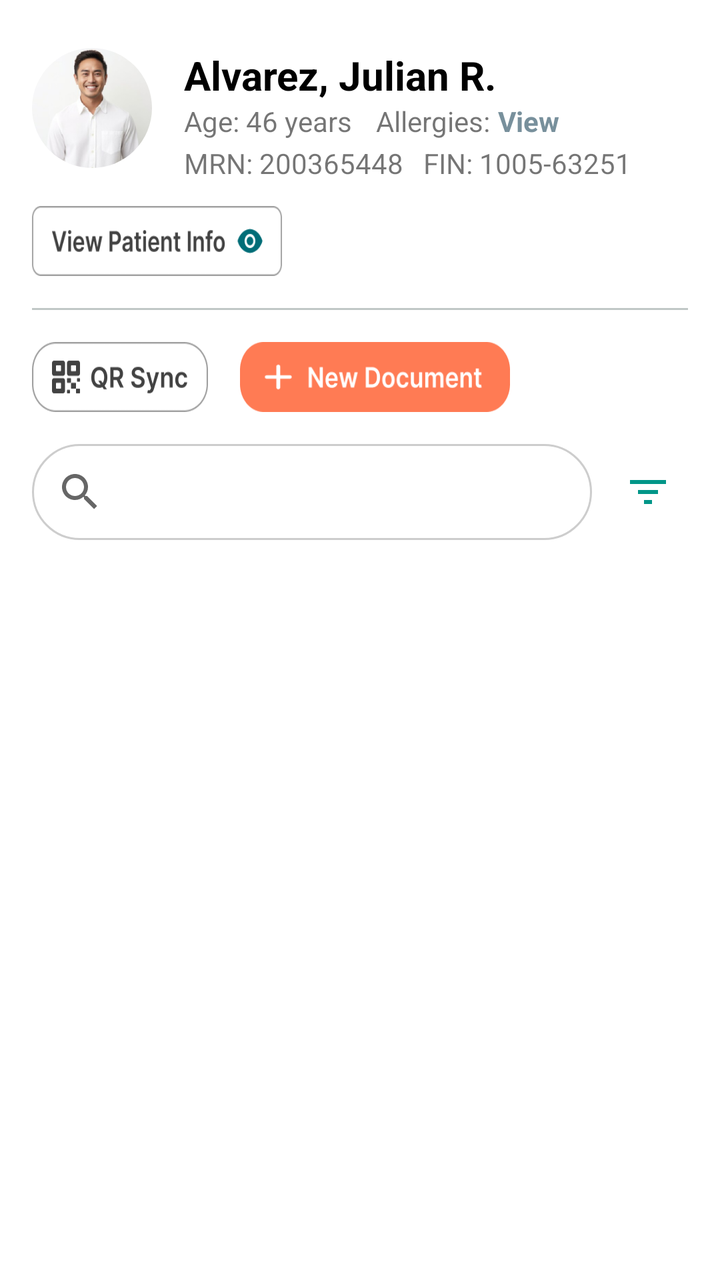
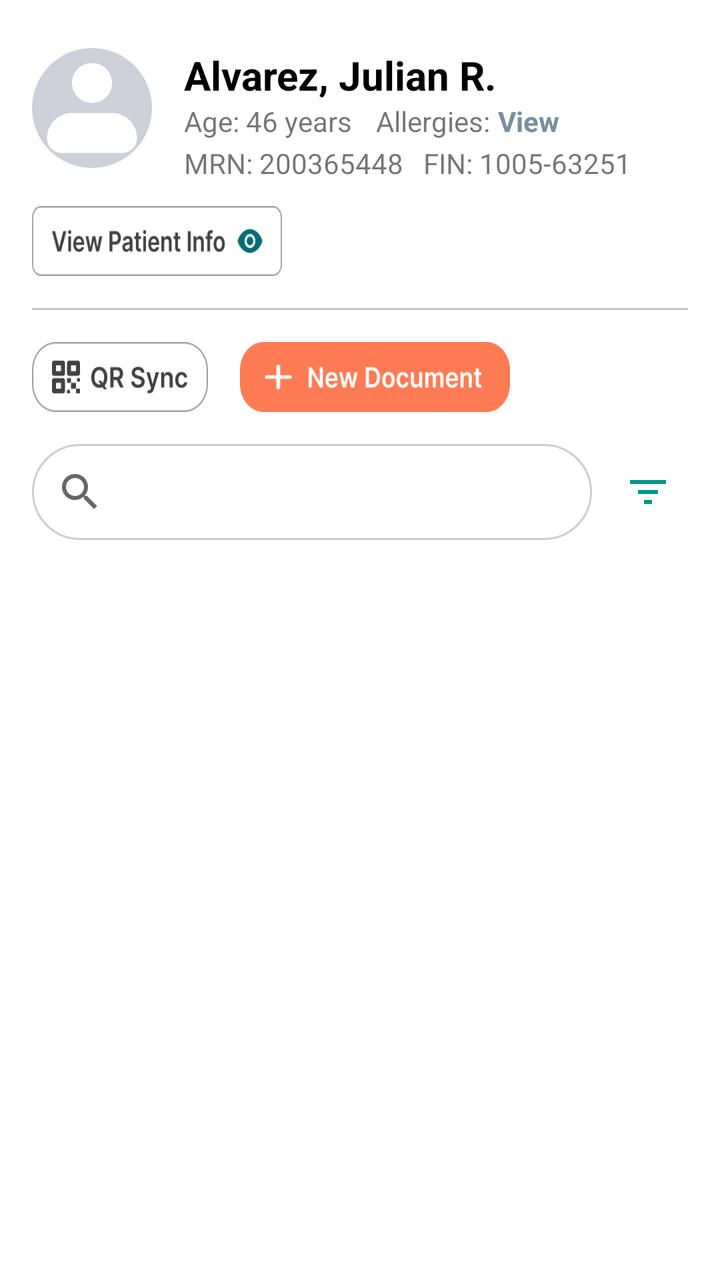

Two renders of the same Android screen: before a commit and after it. Below are the layout's source before the change and the commit's diff.
<!-- AndroidManifest.xml: application theme Theme.Zenith -->
<!-- res/layout/fragment_documents.xml -->
<?xml version="1.0" encoding="utf-8"?>
<androidx.core.widget.NestedScrollView xmlns:android="http://schemas.android.com/apk/res/android"
    xmlns:app="http://schemas.android.com/apk/res-auto"
    xmlns:tools="http://schemas.android.com/tools"
    android:layout_width="match_parent"
    android:layout_height="match_parent"
    android:fillViewport="true"
    tools:context=".Documents">

    <androidx.constraintlayout.widget.ConstraintLayout
        android:layout_width="match_parent"
        android:layout_height="wrap_content"
        android:padding="16dp"
        android:paddingBottom="120dp"> <androidx.cardview.widget.CardView
        android:id="@+id/cv_profile"
        android:layout_width="60dp"
        android:layout_height="60dp"
        android:layout_marginTop="8dp"
        app:cardCornerRadius="30dp"
        app:cardElevation="0dp"
        app:layout_constraintStart_toStartOf="parent"
        app:layout_constraintTop_toTopOf="parent">

        <ImageView
            android:id="@+id/patient_profile_image"
            android:layout_width="match_parent"
            android:layout_height="match_parent"
            android:contentDescription="Patient Profile"
            android:scaleType="centerCrop"
            android:src="@drawable/alvarez_profile"
            tools:ignore="HardcodedText" />
    </androidx.cardview.widget.CardView>

        <TextView
            android:id="@+id/patient_name_text"
            android:layout_width="0dp"
            android:layout_height="wrap_content"
            android:layout_marginStart="16dp"
            android:text="Alvarez, Julian R."
            android:textColor="@android:color/black"
            android:textSize="20sp"
            android:textStyle="bold"
            app:layout_constraintEnd_toEndOf="parent"
            app:layout_constraintStart_toEndOf="@+id/cv_profile"
            app:layout_constraintTop_toTopOf="@+id/cv_profile"
            tools:ignore="HardcodedText" />

        <TextView
            android:id="@+id/patient_age_mrn_text"
            android:layout_width="wrap_content"
            android:layout_height="wrap_content"
            android:text="Age: 46 years"
            android:textSize="14sp"
            app:layout_constraintStart_toStartOf="@+id/patient_name_text"
            app:layout_constraintTop_toBottomOf="@+id/patient_name_text"
            tools:ignore="HardcodedText" />

        <TextView
            android:id="@+id/lbl_allergies"
            android:layout_width="wrap_content"
            android:layout_height="wrap_content"
            android:layout_marginStart="12dp"
            android:text="Allergies:"
            android:textSize="14sp"
            app:layout_constraintBottom_toBottomOf="@+id/patient_age_mrn_text"
            app:layout_constraintStart_toEndOf="@+id/patient_age_mrn_text"
            app:layout_constraintTop_toTopOf="@+id/patient_age_mrn_text"
            tools:ignore="HardcodedText" />

        <TextView
            android:id="@+id/patient_allergies_text"
            android:layout_width="wrap_content"
            android:layout_height="wrap_content"
            android:layout_marginStart="4dp"
            android:clickable="true"
            android:focusable="true"
            android:text="View"
            android:textColor="#78909C"
            android:textSize="14sp"
            android:textStyle="bold"
            app:layout_constraintBottom_toBottomOf="@+id/lbl_allergies"
            app:layout_constraintStart_toEndOf="@+id/lbl_allergies"
            app:layout_constraintTop_toTopOf="@+id/lbl_allergies"
            tools:ignore="HardcodedText,TouchTargetSizeCheck" />

        <TextView
            android:id="@+id/patient_mrn_fin_text"
            android:layout_width="0dp"
            android:layout_height="wrap_content"
            android:layout_marginTop="2dp"
            android:text="MRN: 200365448   FIN: 1005-63251"
            android:textSize="14sp"
            app:layout_constraintEnd_toEndOf="parent"
            app:layout_constraintStart_toStartOf="@+id/patient_name_text"
            app:layout_constraintTop_toBottomOf="@+id/patient_age_mrn_text"
            tools:ignore="HardcodedText" />

        <ImageButton
            android:id="@+id/imageButton4"
            android:layout_width="125dp"
            android:layout_height="35dp"
            android:layout_marginTop="12dp"
            android:adjustViewBounds="true"
            android:background="@drawable/edit_patient_info"
            android:clickable="true"
            android:contentDescription="Edit Patient Info"
            android:focusable="true"
            android:scaleType="fitStart"
            app:layout_constraintStart_toStartOf="parent"
            app:layout_constraintTop_toBottomOf="@+id/patient_mrn_fin_text"
            tools:ignore="HardcodedText,TouchTargetSizeCheck" />

        <View
            android:id="@+id/separator"
            android:layout_width="0dp"
            android:layout_height="1dp"
            android:layout_marginTop="16dp"
            android:background="@color/accent"
            app:layout_constraintEnd_toEndOf="parent"
            app:layout_constraintStart_toStartOf="parent"
            app:layout_constraintTop_toBottomOf="@+id/imageButton4" />

        <ImageButton
            android:id="@+id/imageButton8"
            android:layout_width="88dp"
            android:layout_height="35dp"
            android:layout_marginTop="16dp"
            android:adjustViewBounds="true"
            android:background="@drawable/qr_sync"
            android:contentDescription="@string/none"
            android:scaleType="fitCenter"
            app:layout_constraintStart_toStartOf="parent"
            app:layout_constraintTop_toBottomOf="@+id/separator"
            tools:ignore="TouchTargetSizeCheck" />

        <ImageButton
            android:id="@+id/imageButton6"
            android:layout_width="135dp"
            android:layout_height="35dp"
            android:layout_marginStart="16dp"
            android:adjustViewBounds="true"
            android:background="@drawable/add_document"
            android:contentDescription="@string/none"
            android:scaleType="fitStart"
            app:layout_constraintBottom_toBottomOf="@+id/imageButton8"
            app:layout_constraintStart_toEndOf="@+id/imageButton8"
            app:layout_constraintTop_toTopOf="@+id/imageButton8"
            tools:ignore="TouchTargetSizeCheck,ImageContrastCheck" />

        <SearchView
            android:id="@+id/document_search_view"
            android:layout_width="0dp"
            android:layout_height="wrap_content"
            android:layout_marginTop="16dp"
            android:layout_marginEnd="8dp"
            android:background="@drawable/search_bar_background"
            android:queryHint="Search Documents"
            app:iconifiedByDefault="false"
            app:layout_constraintEnd_toStartOf="@+id/filter_button"
            app:layout_constraintStart_toStartOf="parent"
            app:layout_constraintTop_toBottomOf="@+id/imageButton8" />

        <ImageButton
            android:id="@+id/filter_button"
            android:layout_width="40dp"
            android:layout_height="40dp"
            android:background="?attr/selectableItemBackgroundBorderless"
            android:contentDescription="Filter"
            android:src="@drawable/ic_filter"
            app:layout_constraintBottom_toBottomOf="@+id/document_search_view"
            app:layout_constraintEnd_toEndOf="parent"
            app:layout_constraintTop_toTopOf="@+id/document_search_view"
            tools:ignore="TouchTargetSizeCheck" />

        <androidx.recyclerview.widget.RecyclerView
            android:id="@+id/document_recycler_view"
            android:layout_width="match_parent"
            android:layout_height="wrap_content"
            android:layout_marginTop="16dp"
            android:nestedScrollingEnabled="false"
            app:layout_constraintEnd_toEndOf="parent"
            app:layout_constraintStart_toStartOf="parent"
            app:layout_constraintTop_toBottomOf="@+id/document_search_view" />

        <LinearLayout
            android:id="@+id/layout_no_documents"
            android:layout_width="wrap_content"
            android:layout_height="wrap_content"
            android:layout_marginTop="32dp"
            android:gravity="center"
            android:orientation="vertical"
            android:visibility="gone"
            app:layout_constraintEnd_toEndOf="parent"
            app:layout_constraintStart_toStartOf="parent"
            app:layout_constraintTop_toBottomOf="@+id/document_search_view">

            <ImageView
                android:layout_width="64dp"
                android:layout_height="64dp"
                android:contentDescription="No Documents"
                android:src="@android:drawable/ic_menu_report_image"
                app:tint="@color/accent" />

            <TextView
                android:layout_width="wrap_content"
                android:layout_height="wrap_content"
                android:layout_marginTop="8dp"
                android:fontFamily="@font/raleway_bold"
                android:text="No Documents to Show"
                android:textColor="#90A4AE"
                android:textSize="16sp"
                android:textStyle="bold" />

            <TextView
                android:layout_width="wrap_content"
                android:layout_height="wrap_content"
                android:fontFamily="@font/inter"
                android:text="Tap 'New Document' to add one"
                android:textColor="#B0BEC5"
                android:textSize="12sp" />
        </LinearLayout>

    </androidx.constraintlayout.widget.ConstraintLayout>

</androidx.core.widget.NestedScrollView>
<!-- resources referenced by this layout -->
<resources>
  <color name="accent">#FFC0C7C6</color>
  <!-- drawable add_document: png bitmap (drawable, 4639 bytes) -->
  <!-- drawable alvarez_profile: png bitmap (drawable, 35777 bytes) -->
  <!-- drawable edit_patient_info: png bitmap (drawable, 5828 bytes) -->
  <!-- drawable ic_filter (drawable) -->
  <?xml version="1.0" encoding="utf-8"?>
  <vector xmlns:android="http://schemas.android.com/apk/res/android"
      android:width="24dp"
      android:height="24dp"
      android:viewportWidth="24"
      android:viewportHeight="24">
  
      <path
          android:fillColor="#009688"
          android:pathData="M3,6H21V8H3V6Z" />
  
      <path
          android:fillColor="#009688"
          android:pathData="M7,11H17V13H7V11Z" />
  
      <path
          android:fillColor="#009688"
          android:pathData="M10,16H14V18H10V16Z" />
  </vector>
  <!-- drawable qr_sync: png bitmap (drawable, 4877 bytes) -->
  <!-- drawable search_bar_background (drawable) -->
  <?xml version="1.0" encoding="utf-8"?>
  <shape xmlns:android="http://schemas.android.com/apk/res/android"
      android:shape="rectangle">
      <solid android:color="#FFFFFF" />
      <corners android:radius="100dp" />
      <stroke android:width="1dp" android:color="#CDCDCD" />
  </shape>
  <string name="none">none</string>
  <style name="Theme.Zenith" parent="Theme.MaterialComponents.Light.NoActionBar">
          
          <item name="colorPrimary">@color/moonstone</item>
          <item name="colorPrimaryVariant">@color/caribbean</item>
          <item name="colorOnPrimary">@color/coral</item>
          
          <item name="colorSecondary">@color/coral</item>
          <item name="colorSecondaryVariant">@color/tangerine</item>
          <item name="colorOnSecondary">@color/moonstone</item>
          
          <item name="android:statusBarColor">?attr/colorPrimaryVariant</item>
          
      </style>
  <color name="moonstone">#FF00B2CA</color>
  <color name="caribbean">#FF006D77</color>
  <color name="coral">#FFFF7B54</color>
  <color name="tangerine">#FFFF9576</color>
</resources>

<!-- the commit's change to res/layout/fragment_documents.xml (unified diff, before → after) -->
@@ -27,7 +27,7 @@
             android:layout_height="match_parent"
             android:contentDescription="Patient Profile"
             android:scaleType="centerCrop"
-            android:src="@drawable/alvarez_profile"
+            android:src="@drawable/default_profile_pic"
             tools:ignore="HardcodedText" />
     </androidx.cardview.widget.CardView>
 
<!-- resource entries referenced after the edit -->
@@ -2,7 +2,7 @@
 <resources>
   <color name="accent">#FFC0C7C6</color>
   <!-- drawable add_document: png bitmap (drawable, 4639 bytes) -->
-  <!-- drawable alvarez_profile: png bitmap (drawable, 35777 bytes) -->
+  <!-- drawable default_profile_pic: png bitmap (drawable, 3982 bytes) -->
   <!-- drawable edit_patient_info: png bitmap (drawable, 5828 bytes) -->
   <!-- drawable ic_filter (drawable) -->
   <?xml version="1.0" encoding="utf-8"?>
